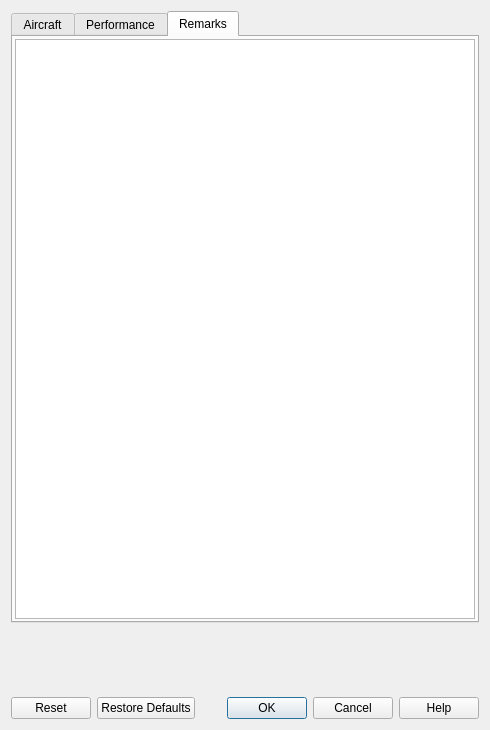
This is src/perf/aircraftperfdialog.ui in albar965/littlenavmap as Qt 5 draws it before an edit. The edited form follows.
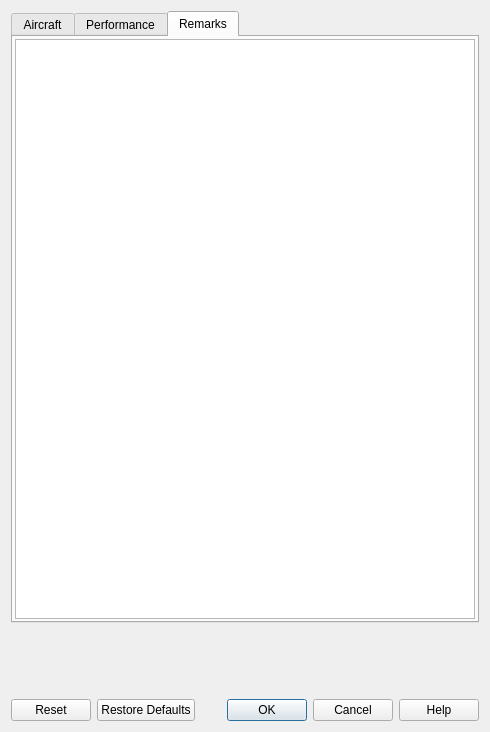
This is the edited form. The open tabs and pages were chosen to show the change.

Diff of the .ui file:
```diff
--- a/src/perf/aircraftperfdialog.ui
+++ b/src/perf/aircraftperfdialog.ui
@@ -7,7 +7,7 @@
     <x>0</x>
     <y>0</y>
     <width>490</width>
-    <height>730</height>
+    <height>732</height>
    </rect>
   </property>
   <property name="windowTitle">
```
Left out of the diff: 20 changed lines with no effect on the pictures.
